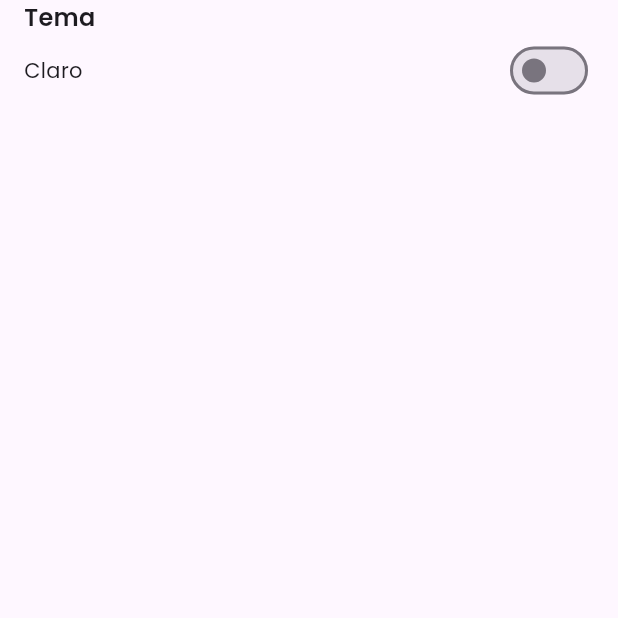
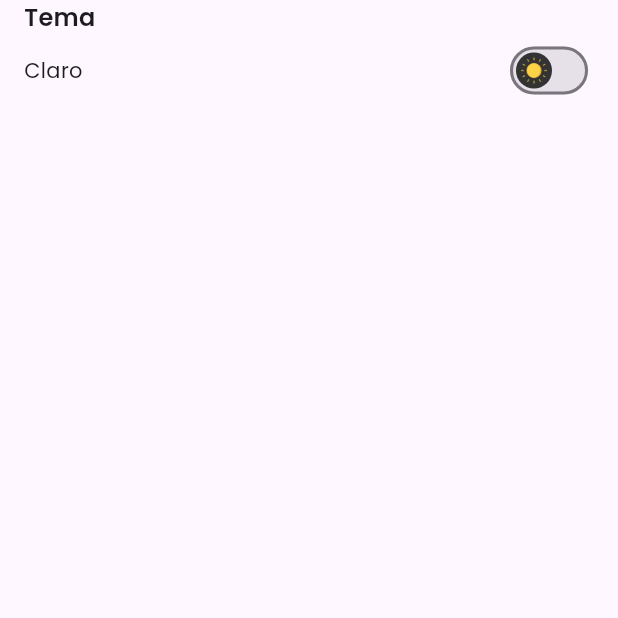
Before and after one commit to Matheus-Rezende/poke_app, a Flutter app: the ProfilePage screen opened directly, on a phone screen of 412 x 824 dp, the top half of it. Run offline on Flutter 3.47's test engine with Material 3 defaults, Android fonts, the phone set to English and light mode, and no system bars; our stand-ins replace cached_network_image, dartz, flutter_mobx, flutter_modular, flutter_svg, just_audio and 4 more; accounts and stored records are empty; generated files the repository leaves out were written again; project files that could hold a hidden picture were left out.

Commit message:
style: Switch da troca de tema estilizado com imagens

```diff
--- a/lib/app/modules/profile/pages/profile_page.dart
+++ b/lib/app/modules/profile/pages/profile_page.dart
@@ -28,7 +28,12 @@ class ProfilePage extends StatelessWidget {
                     mainAxisAlignment: MainAxisAlignment.spaceBetween,
                     children: [
                       Text(coreStore.isLight ? 'Claro' : 'Escuro', style: appTheme.typography.poppins14px()),
+
                       Switch.adaptive(
+                        activeColor: appTheme.colors.grey66Color,
+                        inactiveThumbColor: appTheme.colors.grey33Color,
+                        inactiveThumbImage: AssetImage('assets/icons/png/theme/light_theme_icon.png'),
+                        activeThumbImage: AssetImage('assets/icons/png/theme/dark_theme_icon.png'),
                         value: !coreStore.isLight,
                         onChanged: (value) => coreStore.changeTheme(),
                       ),
--- a/pubspec.yaml
+++ b/pubspec.yaml
@@ -39,6 +39,7 @@ flutter:
       - assets/images/png/others/
       - assets/images/png/regions/
       - assets/icons/
+      - assets/icons/png/theme/
       - assets/icons/svg/
       - assets/icons/svg/bottom_menu/
       - assets/icons/svg/search_textfield/
```
Also changed, not shown: assets/icons/png/theme/dark_theme_icon.png (added), assets/icons/png/theme/light_theme_icon.png (added).
